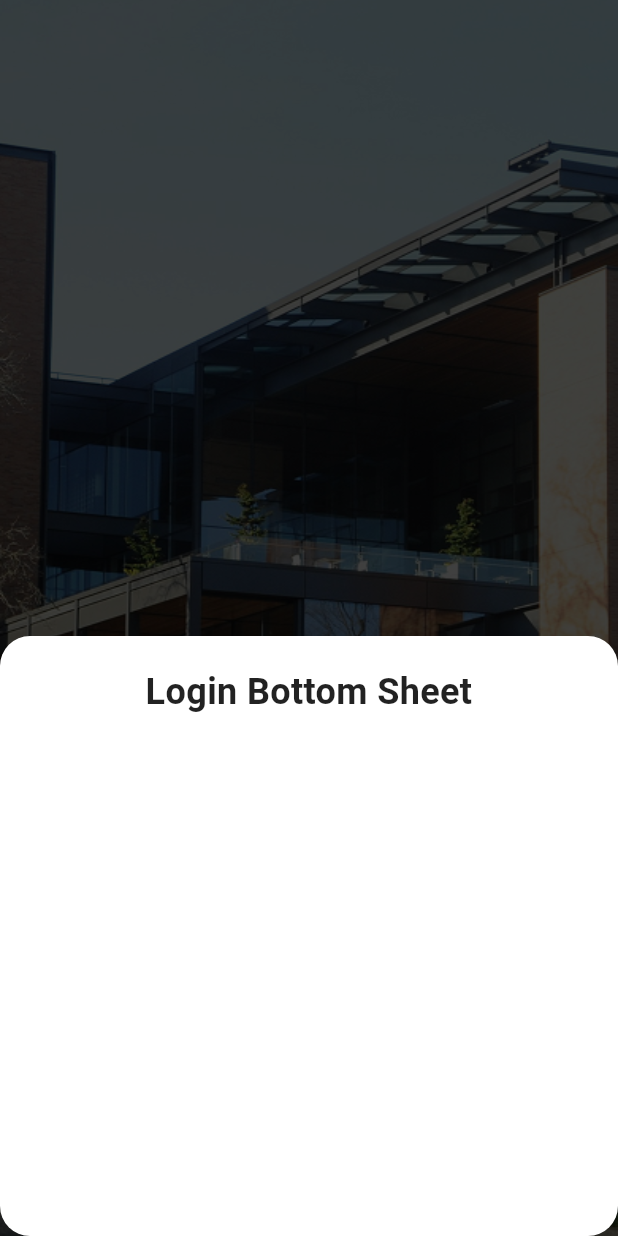
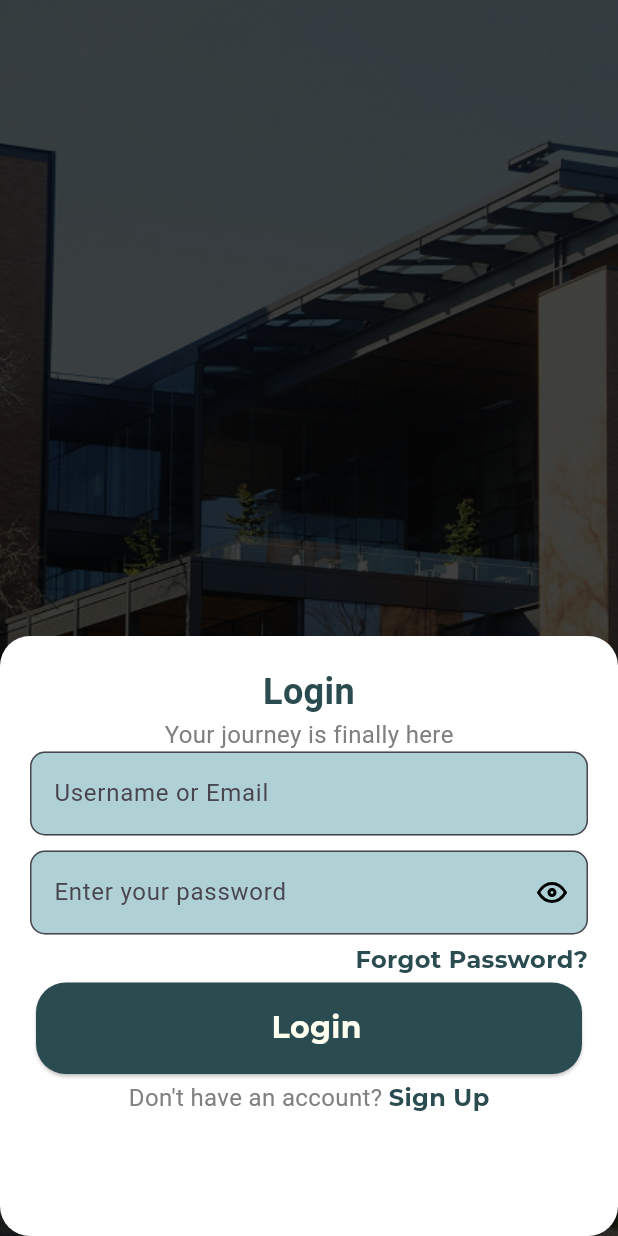
Before and after one commit to rifqirayita8/rkom-kampus-mobile, a Flutter app: the screen it shows after launch, after a tap on "Login", on a phone screen of 412 x 824 dp. Run offline on Flutter 3.47's test engine with Material 3 defaults, Android fonts, the phone set to English and light mode, and no system bars; our stand-ins replace equatable, flutter_bloc, flutter_svg, get_it; Roboto replaces fonts that are missing (Montserrat-Regular); project files that could hold a hidden picture were left out.

Commit message:
feat: login page

```diff
--- a/lib/features/auth/presentation/widgets/landing_page_widget.dart
+++ b/lib/features/auth/presentation/widgets/landing_page_widget.dart
@@ -3,6 +3,8 @@ import 'package:flutter_bloc/flutter_bloc.dart';
 import 'package:rkom_kampus/features/auth/presentation/bloc/auth_bloc.dart';
 import 'package:rkom_kampus/gen/fonts.gen.dart';
 import 'package:rkom_kampus/utils/colors.dart';
+import 'package:rkom_kampus/widgets/custom_elevated_button.dart';
+import 'package:rkom_kampus/widgets/custom_text_button.dart';
 
 class LandingPageWidget extends StatelessWidget {
   const LandingPageWidget({super.key});
@@ -28,60 +30,21 @@ class LandingPageWidget extends StatelessWidget {
           Expanded(
             child: Column(
               children: [
-                InkWell(
-                  onTap: () {
-                    context.read<AuthBloc>().add(AuthLogin(email: 'a', password: 'a'));
+                customElevatedButton(
+                  onPressed: () {
+                    context.read<AuthBloc>().add(AuthLogin(email: 'email', password: 'password'));
                   },
-                  child: Card(
-                    shape: RoundedRectangleBorder(
-                      borderRadius: BorderRadius.circular(20.0),
-                    ),
-                    child: const Padding(
-                      padding: EdgeInsets.all(16.0),
-                      child: Row(
-                        mainAxisAlignment: MainAxisAlignment.center,
-                        children: [
-                          SizedBox(width: 10),
-                          Text('Login',
-                            style: TextStyle(
-                              fontFamily: FontFamily.montserratBold,
-                              color: AppColor.primaryColor,
-                              fontSize: 20
-                            ),
-                          ),
-                        ],
-                      ),
-                    ),
-                  ),
+                  label: 'Login',
+                  textColor: AppColor.primaryColor,
+                  backgroundColor: AppColor.secondaryColor,
                 ),
                 const SizedBox(height: 10),
-                Row(
-                  mainAxisAlignment: MainAxisAlignment.center,
-                  children: [
-                    const Text(
-                      'Don\'t have an account? ',
-                      style: TextStyle(
-                        fontSize: 16,
-                        fontFamily: FontFamily.montserratRegular,
-                        color: Colors.white,
-                      ),
-                    ),
-                    InkWell(
-                      onTap: () {
-                        context.read<AuthBloc>().add(AuthRegister(name: 'a', email: 'a', password: 'a'));
-                      },
-                      child: const Text(
-                        'Sign Up',
-                        style: TextStyle(
-                          fontSize: 16,
-                          fontFamily: FontFamily.montserratBold,
-                          decoration: TextDecoration.underline,
-                          decorationStyle: TextDecorationStyle.dashed,
-                          color: AppColor.hippieBlue,
-                        ),
-                      ),
-                    ),
-                  ],
+                customTextButton(
+                  label1: 'Don\'t have an account? ',
+                  label2: 'Sign Up',
+                  textColor1: Colors.white,
+                  textColor2: AppColor.hippieBlue,
+                  onTap: () => context.read<AuthBloc>().add(AuthRegister(name: 'name', email: 'email', password: 'password'))
                 ),
               ],
             ),
--- a/lib/features/auth/presentation/widgets/login_bottom_sheet.dart
+++ b/lib/features/auth/presentation/widgets/login_bottom_sheet.dart
@@ -1,4 +1,10 @@
 import 'package:flutter/material.dart';
+import 'package:flutter_svg/flutter_svg.dart';
+import 'package:rkom_kampus/gen/assets.gen.dart';
+import 'package:rkom_kampus/widgets/custom_elevated_button.dart';
+import 'package:rkom_kampus/widgets/custom_text_button.dart';
+import 'package:rkom_kampus/widgets/custom_textfield.dart';
+import '../../../../utils/colors.dart';
 
 class LoginBottomSheet extends StatefulWidget {
   const LoginBottomSheet({super.key});
@@ -12,6 +18,9 @@ class _LoginBottomSheetState extends State<LoginBottomSheet>
 
   late final AnimationController _controller;
   late final Animation<Offset> _animation;
+  final TextEditingController _nameEmailController = TextEditingController();
+  final TextEditingController _passwordController = TextEditingController();
+  bool _obscureText = true;
 
   @override
   void initState() {
@@ -48,14 +57,71 @@ class _LoginBottomSheetState extends State<LoginBottomSheet>
           color: Colors.white,
           borderRadius: BorderRadius.circular(20.0),
         ),
-        child: const Text(
-          'Login Bottom Sheet',
-          style: TextStyle(
-            fontSize: 24,
-            fontWeight: FontWeight.bold,
-            color: Colors.black87,
-          ),
-          textAlign: TextAlign.center,
+        child: Column(
+          children: [
+            Text(
+              'Login',
+              style: TextStyle(
+                fontSize: 24,
+                fontWeight: FontWeight.bold,
+                color: AppColor.primaryColor,
+              ),
+              textAlign: TextAlign.center,
+            ),
+            Text(
+              'Your journey is finally here',
+              style: TextStyle(
+                fontSize: 16,
+                color: AppColor.mediumGray,
+              ),
+            ),
+            Form(
+              child: Column(
+                children: [
+                  customTextField(
+                    label: 'Username or Email',
+                    controller: _nameEmailController,
+                    keyboardType: TextInputType.emailAddress,
+                  ),
+                  const SizedBox(height: 10),
+                  customTextField(
+                    label: 'Enter your password',
+                    controller: _passwordController,
+                    obscureText: _obscureText,
+                    suffixIcon: IconButton(
+                      onPressed: () {
+                        setState(() {
+                          _obscureText = !_obscureText;
+                        });
+                      },
+                      icon: SvgPicture.asset(
+                        _obscureText
+                          ? Assets.images.common.eye
+                          : Assets.images.common.eyeOff,
+                      )
+                    ),
+                  ),
+                  const SizedBox(height: 5),
+                  customTextButton(
+                    label1: '',
+                    label2: 'Forgot Password?',
+                    mainAxisAlignment: MainAxisAlignment.end,
+                    isSpread: false,
+                    onTap: () {}
+                  ),
+                  customElevatedButton(
+                    onPressed: () {},
+                    label: 'Login'
+                  ),
+                  customTextButton(
+                    label1: 'Don\'t have an account? ',
+                    label2: 'Sign Up',
+                    onTap: () {}
+                  ),
+                ],
+              )
+            )
+          ],
         ),
       ),
     );
--- a/lib/gen/assets.gen.dart
+++ b/lib/gen/assets.gen.dart
@@ -12,6 +12,9 @@ class $AssetsImagesGen {
 
   /// Directory path: assets/images/auth
   $AssetsImagesAuthGen get auth => const $AssetsImagesAuthGen();
+
+  /// Directory path: assets/images/common
+  $AssetsImagesCommonGen get common => const $AssetsImagesCommonGen();
 }
 
 class $AssetsImagesAuthGen {
@@ -27,6 +30,19 @@ class $AssetsImagesAuthGen {
   List<String> get values => [bgKampus, bgKampusPng];
 }
 
+class $AssetsImagesCommonGen {
+  const $AssetsImagesCommonGen();
+
+  /// File path: assets/images/common/eye-off.svg
+  String get eyeOff => 'assets/images/common/eye-off.svg';
+
+  /// File path: assets/images/common/eye.svg
+  String get eye => 'assets/images/common/eye.svg';
+
+  /// List of all assets
+  List<String> get values => [eyeOff, eye];
+}
+
 class Assets {
   const Assets._();
 
--- a/lib/utils/colors.dart
+++ b/lib/utils/colors.dart
@@ -3,4 +3,6 @@ import 'package:flutter/material.dart';
 class AppColor {
   static const Color primaryColor= Color(0xFF2A4B4F);
   static const Color hippieBlue = Color(0xFF60A3AB);
+  static const Color mediumGray= Color(0xFF808080);
+  static const Color secondaryColor= Color(0xFFFFFFF0);
 }
--- /dev/null
+++ b/lib/widgets/custom_elevated_button.dart
@@ -0,0 +1,38 @@
+import 'package:flutter/material.dart';
+
+import '../gen/fonts.gen.dart';
+import '../utils/colors.dart';
+
+Widget customElevatedButton({
+  required String label,
+  required void Function() onPressed,
+  Color? textColor= AppColor.secondaryColor,
+  Color? backgroundColor= AppColor.primaryColor,
+}) {
+  return InkWell(
+    onTap: onPressed,
+    child: Card(
+      color: backgroundColor,
+      shape: RoundedRectangleBorder(
+        borderRadius: BorderRadius.circular(20.0),
+      ),
+      child: Padding(
+        padding: EdgeInsets.all(16.0),
+        child: Row(
+          mainAxisAlignment: MainAxisAlignment.center,
+          children: [
+            SizedBox(width: 10),
+            Text(
+              label,
+              style: TextStyle(
+                fontFamily: FontFamily.montserratBold,
+                color: textColor,
+                fontSize: 20
+              ),
+            ),
+          ],
+        ),
+      ),
+    ),
+  );
+}
--- /dev/null
+++ b/lib/widgets/custom_text_button.dart
@@ -0,0 +1,40 @@
+import 'package:flutter/material.dart';
+
+import '../gen/fonts.gen.dart';
+import '../utils/colors.dart';
+
+Widget customTextButton({
+  required String label1,
+  required String label2,
+  required void Function() onTap,
+  Color textColor1 = AppColor.mediumGray,
+  Color textColor2 = AppColor.primaryColor,
+  bool isSpread= true,
+  MainAxisAlignment mainAxisAlignment = MainAxisAlignment.center,
+}) {
+  return Row(
+    mainAxisAlignment: mainAxisAlignment,
+    children: [
+      if (isSpread)
+      Text(
+        label1,
+        style: TextStyle(
+          fontSize: 16,
+          fontFamily: FontFamily.montserratRegular,
+          color: textColor1,
+        ),
+      ),
+      InkWell(
+        onTap: onTap,
+        child: Text(
+          label2,
+          style: TextStyle(
+            fontSize: 16,
+            fontFamily: FontFamily.montserratBold,
+            color: textColor2,
+          ),
+        ),
+      ),
+    ],
+  );
+}
--- /dev/null
+++ b/lib/widgets/custom_textfield.dart
@@ -0,0 +1,26 @@
+import 'package:flutter/material.dart';
+import '../utils/colors.dart';
+
+Widget customTextField({
+  required String label,
+  required TextEditingController controller,
+  Widget? suffixIcon,
+  TextInputType? keyboardType,
+  bool? obscureText = false,
+}) {
+  return TextFormField(
+    controller: controller,
+    obscureText: obscureText ?? false,
+    keyboardType: keyboardType,
+    decoration: InputDecoration(
+      floatingLabelBehavior: FloatingLabelBehavior.never,
+      filled: true,
+      fillColor: AppColor.hippieBlue.withOpacity(0.5),
+      labelText: label,
+      suffixIcon: suffixIcon,
+      border: OutlineInputBorder(
+        borderRadius: BorderRadius.circular(10.0),
+      ),
+    ),
+  );
+}
--- a/pubspec.yaml
+++ b/pubspec.yaml
@@ -76,6 +76,7 @@ flutter:
   assets:
     - assets/images/
     - assets/images/auth/
+    - assets/images/common/
 
   fonts:
     - family: Montserrat-Light
```
Also changed, not shown: assets/images/common/eye-off.svg (added), assets/images/common/eye.svg (added).
